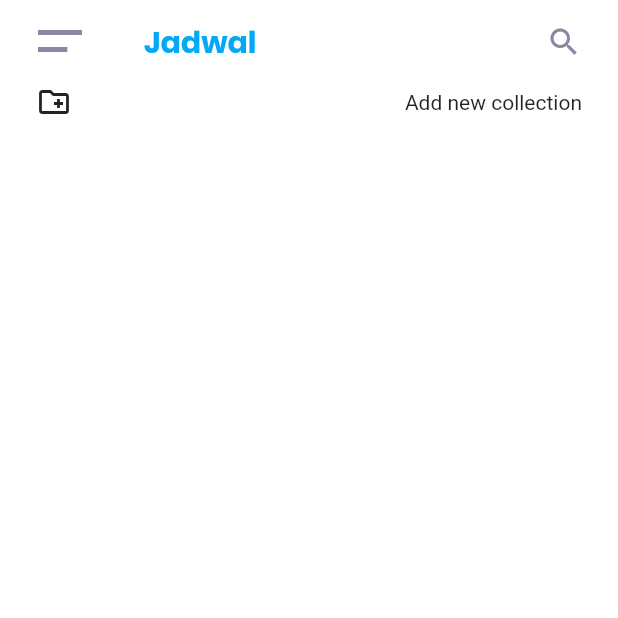
After one commit to krisnachy/project_hadits, a Flutter app: the SchedulePage screen opened directly, on a phone screen of 412 x 824 dp, the top half of it. The commit adds this screen. Run offline on Flutter 3.47's test engine with Material 2 defaults, Android fonts, the phone set to English and light mode, and no system bars; our stand-ins replace flutter_svg, geolocator, lottie, simple_shadow, table_calendar and 1 more; missing offline and left inert: dart:ffi.

```diff
--- a/lib/utils/drawer_page.dart
+++ b/lib/utils/drawer_page.dart
@@ -1,7 +1,7 @@
 import 'package:flutter/material.dart';
 import 'package:project_hadith/utils/color_helper.dart';
 import 'package:project_hadith/utils/hadist_navbar_icons.dart';
-import 'package:project_hadith/view/pages/bookmarks/bookmarks.dart';
+import 'package:project_hadith/view/pages/bookmarks/bookmarks_page.dart';
 
 class DrawerPage extends StatelessWidget {
   const DrawerPage({Key? key}) : super(key: key);
--- a/lib/utils/navbar.dart
+++ b/lib/utils/navbar.dart
@@ -1,8 +1,8 @@
 import 'package:flutter/material.dart';
 import 'package:project_hadith/utils/color_helper.dart';
 import 'package:project_hadith/utils/hadist_navbar_icons.dart';
-import 'package:project_hadith/view/pages/bookmarks/bookmarks.dart';
-import 'package:project_hadith/view/pages/calendar/calendar.dart';
+import 'package:project_hadith/view/pages/bookmarks/bookmarks_page.dart';
+import 'package:project_hadith/view/pages/calendar/calendar_page.dart';
 import 'package:project_hadith/view/pages/home/home_page.dart';
 import 'package:project_hadith/view/pages/home/home_tab.dart';
 import 'package:water_drop_nav_bar/water_drop_nav_bar.dart';
--- a/lib/view/pages/calendar/calendar.dart
+++ b/lib/view/pages/calendar/calendar_page.dart
@@ -19,7 +19,7 @@ class _CalendarState extends State<Calendar> {
         centerTitle: true,
         title: const Padding(
           padding: EdgeInsets.only(left: 24.0),
-          child: Text("Jadwal",
+          child: Text("Kalender",
               style: TextStyle(
                   fontFamily: "Poppins",
                   fontSize: 20,
--- /dev/null
+++ b/lib/view/pages/schedule/schedule_page.dart
@@ -0,0 +1,85 @@
+import 'package:flutter/material.dart';
+import 'package:flutter_svg/flutter_svg.dart';
+import 'package:geolocator/geolocator.dart';
+import 'package:project_hadith/utils/color_helper.dart';
+
+class SchedulePage extends StatefulWidget {
+  SchedulePage({Key? key}) : super(key: key);
+
+  @override
+  State<SchedulePage> createState() => _SchedulePageState();
+}
+
+class _SchedulePageState extends State<SchedulePage> {
+  Future<Position> _determinePosition() async {
+    bool serviceEnabled;
+    LocationPermission permission;
+
+    serviceEnabled = await Geolocator.isLocationServiceEnabled();
+    if (!serviceEnabled) {
+      return Future.error('Location service are disabled');
+    }
+
+    permission = await Geolocator.checkPermission();
+    if (permission == LocationPermission.denied) {
+      permission = await Geolocator.requestPermission();
+      if (permission == LocationPermission.denied) {
+        return Future.error('Location permission are denied');
+
+      }
+    }
+
+    if (permission == LocationPermission.deniedForever) {
+      return Future.error('Location permissions are permanently denied, we cannot request permissions.');
+    }
+
+    return await Geolocator.getCurrentPosition();
+  }
+
+  @override
+  Widget build(BuildContext context) {
+    return Scaffold(
+      appBar: AppBar(
+        elevation: 0,
+        backgroundColor: Colors.white,
+        leading: Padding(
+          padding: const EdgeInsets.only(left: 24.0),
+          child: SvgPicture.asset('assets/ic_burger.svg'),
+        ),
+        title: const Padding(
+          padding: EdgeInsets.only(left: 24.0),
+          child: Text("Jadwal",
+              style: TextStyle(
+                  fontFamily: "Poppins",
+                  fontSize: 20,
+                  fontWeight: FontWeight.w700,
+                  color: Colors.lightBlue)),
+        ),
+        actions: const [
+          Padding(
+            padding: EdgeInsets.only(right: 24.0),
+            child: Icon(
+              Icons.search,
+              color: ColorHelper.greyColor,
+            ),
+          )
+        ],
+      ),
+      backgroundColor: Colors.white,
+      body: Padding(
+        padding: const EdgeInsets.only(left: 24.0, right: 24.0),
+        child: Column(
+          children: [
+            Row(
+              mainAxisAlignment: MainAxisAlignment.spaceBetween,
+              children: [
+                Icon(Icons.create_new_folder_outlined),
+                Text("Add new collection"),
+              ],
+            )
+          ],
+        ),
+      ),
+    );
+  }
+}
--- a/pubspec.yaml
+++ b/pubspec.yaml
@@ -42,6 +42,7 @@ dependencies:
   table_calendar: ^3.0.6
   water_drop_nav_bar: ^2.2.0+3
   intl: ^0.17.0
+  geolocator: ^9.0.1
 
 dev_dependencies:
   flutter_test:
```
Also changed, not shown: lib/view/pages/bookmarks/bookmarks_page.dart (renamed from lib/view/pages/bookmarks/bookmarks.dart), pubspec.lock, 3 other files.
